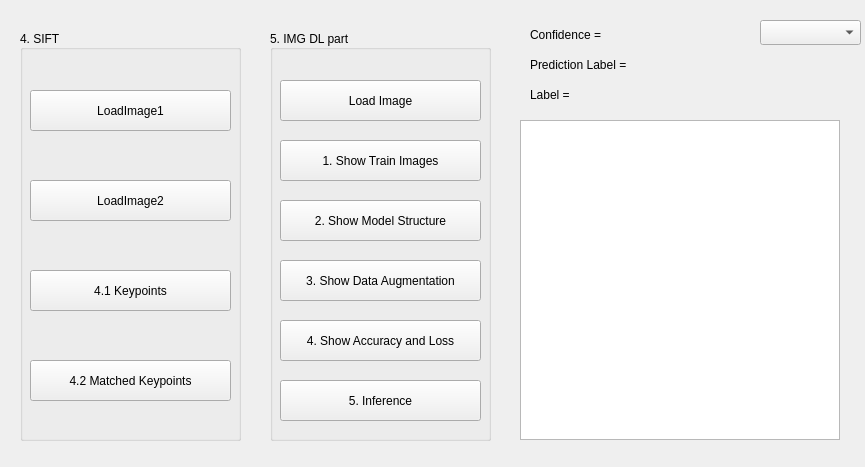
Before: the Qt Designer form HW2/UI.ui in KJay221/Opencv-HW, drawn with Qt 5.
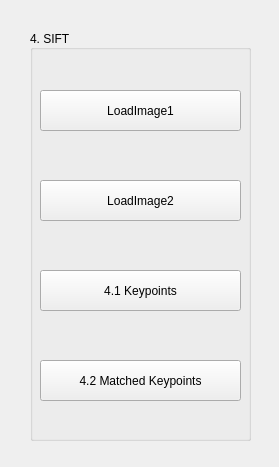
After: the same form once the commit is applied.

Diff of the .ui file:
```diff
--- a/HW2/UI.ui
+++ b/HW2/UI.ui
@@ -6,7 +6,7 @@
    <rect>
     <x>0</x>
     <y>0</y>
-    <width>865</width>
+    <width>279</width>
     <height>467</height>
    </rect>
   </property>
@@ -19,7 +19,7 @@
    </property>
    <property name="geometry">
     <rect>
-     <x>20</x>
+     <x>30</x>
      <y>30</y>
      <width>221</width>
      <height>411</height>
@@ -114,204 +114,6 @@
     </property>
    </widget>
   </widget>
-  <widget class="QGroupBox" name="groupBox_2">
-   <property name="enabled">
-    <bool>true</bool>
-   </property>
-   <property name="geometry">
-    <rect>
-     <x>270</x>
-     <y>30</y>
-     <width>221</width>
-     <height>411</height>
-    </rect>
-   </property>
-   <property name="title">
-    <string>5. IMG DL part</string>
-   </property>
-   <property name="alignment">
-    <set>Qt::AlignJustify|Qt::AlignVCenter</set>
-   </property>
-   <property name="flat">
-    <bool>false</bool>
-   </property>
-   <property name="checkable">
-    <bool>false</bool>
-   </property>
-   <widget class="QPushButton" name="LoadImage">
-    <property name="geometry">
-     <rect>
-      <x>10</x>
-      <y>50</y>
-      <width>201</width>
-      <height>41</height>
-     </rect>
-    </property>
-    <property name="text">
-     <string>Load Image</string>
-    </property>
-    <property name="autoDefault">
-     <bool>false</bool>
-    </property>
-    <property name="default">
-     <bool>false</bool>
-    </property>
-   </widget>
-   <widget class="QPushButton" name="STI">
-    <property name="geometry">
-     <rect>
-      <x>10</x>
-      <y>110</y>
-      <width>201</width>
-      <height>41</height>
-     </rect>
-    </property>
-    <property name="text">
-     <string>1. Show Train Images</string>
-    </property>
-    <property name="autoDefault">
-     <bool>false</bool>
-    </property>
-    <property name="default">
-     <bool>false</bool>
-    </property>
-   </widget>
-   <widget class="QPushButton" name="SDA">
-    <property name="geometry">
-     <rect>
-      <x>10</x>
-      <y>230</y>
-      <width>201</width>
-      <height>41</height>
-     </rect>
-    </property>
-    <property name="text">
-     <string>3. Show Data Augmentation</string>
-    </property>
-    <property name="autoDefault">
-     <bool>false</bool>
-    </property>
-    <property name="default">
-     <bool>false</bool>
-    </property>
-   </widget>
-   <widget class="QPushButton" name="SAAL">
-    <property name="geometry">
-     <rect>
-      <x>10</x>
-      <y>290</y>
-      <width>201</width>
-      <height>41</height>
-     </rect>
-    </property>
-    <property name="text">
-     <string>4. Show Accuracy and Loss</string>
-    </property>
-    <property name="autoDefault">
-     <bool>false</bool>
-    </property>
-    <property name="default">
-     <bool>false</bool>
-    </property>
-   </widget>
-   <widget class="QPushButton" name="SMS">
-    <property name="geometry">
-     <rect>
-      <x>10</x>
-      <y>170</y>
-      <width>201</width>
-      <height>41</height>
-     </rect>
-    </property>
-    <property name="text">
-     <string>2. Show Model Structure</string>
-    </property>
-    <property name="autoDefault">
-     <bool>false</bool>
-    </property>
-    <property name="default">
-     <bool>false</bool>
-    </property>
-   </widget>
-   <widget class="QPushButton" name="Inference">
-    <property name="geometry">
-     <rect>
-      <x>10</x>
-      <y>350</y>
-      <width>201</width>
-      <height>41</height>
-     </rect>
-    </property>
-    <property name="text">
-     <string>5. Inference</string>
-    </property>
-    <property name="autoDefault">
-     <bool>false</bool>
-    </property>
-    <property name="default">
-     <bool>false</bool>
-    </property>
-   </widget>
-  </widget>
-  <widget class="QGraphicsView" name="Image">
-   <property name="geometry">
-    <rect>
-     <x>520</x>
-     <y>120</y>
-     <width>320</width>
-     <height>320</height>
-    </rect>
-   </property>
-  </widget>
-  <widget class="QLabel" name="Confidence">
-   <property name="geometry">
-    <rect>
-     <x>530</x>
-     <y>20</y>
-     <width>211</width>
-     <height>30</height>
-    </rect>
-   </property>
-   <property name="text">
-    <string>Confidence = </string>
-   </property>
-  </widget>
-  <widget class="QLabel" name="PredictionLabel">
-   <property name="geometry">
-    <rect>
-     <x>530</x>
-     <y>50</y>
-     <width>331</width>
-     <height>30</height>
-    </rect>
-   </property>
-   <property name="text">
-    <string>Prediction Label = </string>
-   </property>
-  </widget>
-  <widget class="QLabel" name="Label">
-   <property name="geometry">
-    <rect>
-     <x>530</x>
-     <y>80</y>
-     <width>331</width>
-     <height>30</height>
-    </rect>
-   </property>
-   <property name="text">
-    <string>Label = </string>
-   </property>
-  </widget>
-  <widget class="QComboBox" name="Demo">
-   <property name="geometry">
-    <rect>
-     <x>760</x>
-     <y>20</y>
-     <width>101</width>
-     <height>25</height>
-    </rect>
-   </property>
-  </widget>
  </widget>
  <resources/>
  <connections/>
```
Left out of the diff: 2 changed lines with no effect on the pictures.
